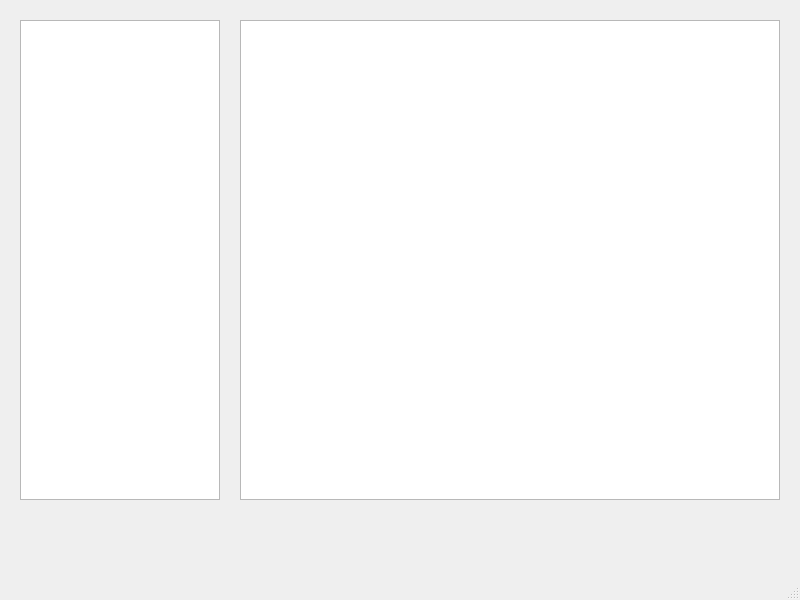
Old version of the form main.ui in the repository Pavel7811/TechRooms.
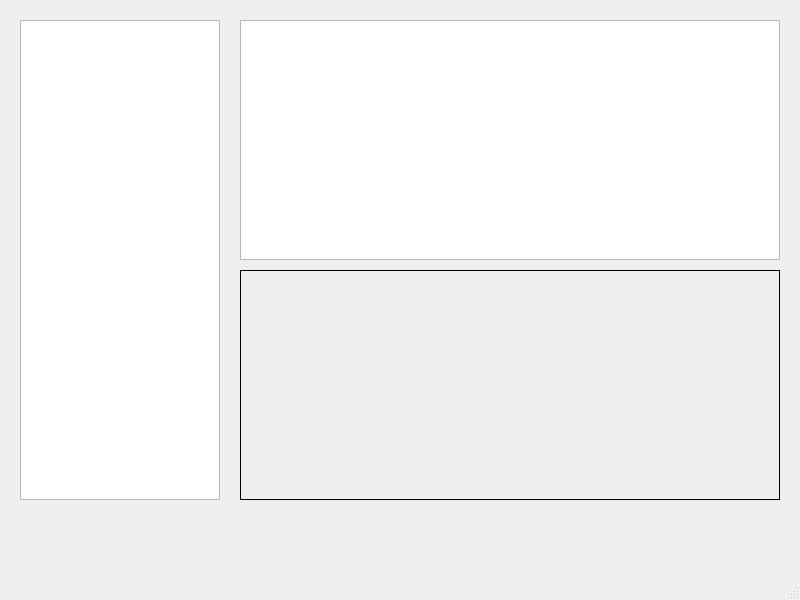
New version of the form.

```diff
--- a/main.ui
+++ b/main.ui
@@ -30,10 +30,26 @@
       <x>240</x>
       <y>20</y>
       <width>540</width>
-      <height>480</height>
+      <height>240</height>
      </rect>
     </property>
    </widget>
+   <widget class="QLabel" name="equipment_image">
+    <property name="geometry">
+     <rect>
+      <x>240</x>
+      <y>270</y>
+      <width>540</width>
+      <height>230</height>
+     </rect>
+    </property>
+    <property name="frameShape">
+     <enum>QFrame::Box</enum>
+    </property>
+    <property name="alignment">
+     <set>Qt::AlignCenter</set>
+    </property>
+   </widget>
   </widget>
   <widget class="QMenuBar" name="menubar">
    <property name="geometry">
```
